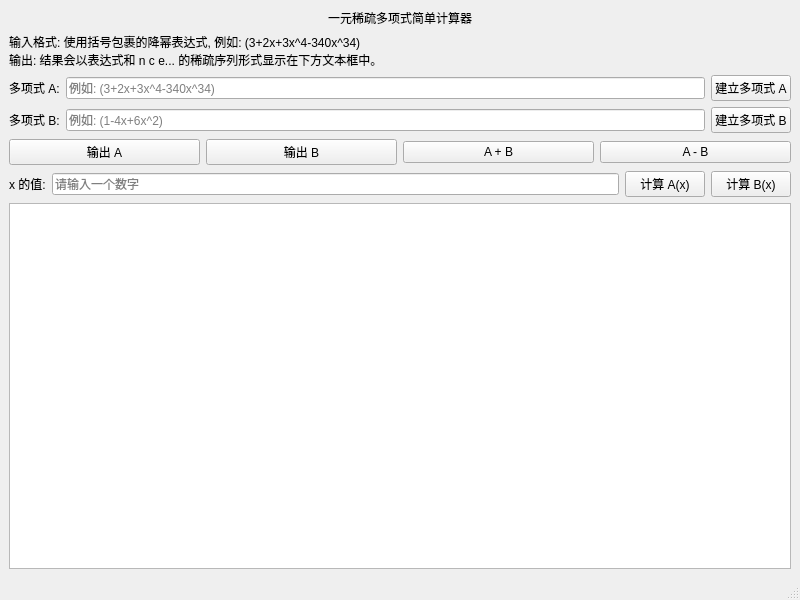
Before: the Qt Designer form mainwindow.ui in submergepsc/project1_DS, drawn with Qt 5.
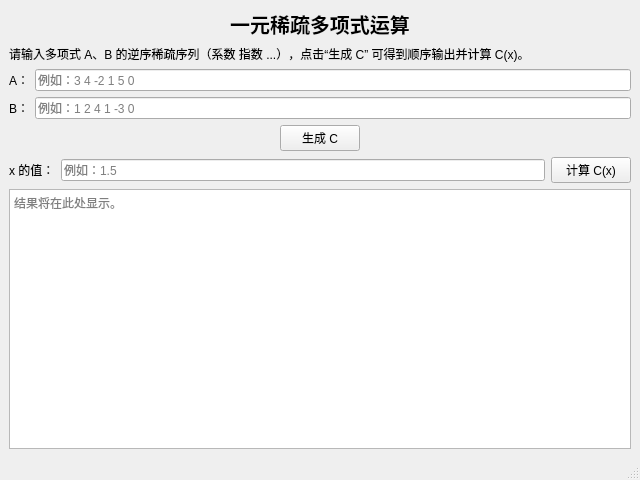
After: the same form once the commit is applied.

```diff
--- a/mainwindow.ui
+++ b/mainwindow.ui
@@ -6,29 +6,35 @@
    <rect>
     <x>0</x>
     <y>0</y>
-    <width>800</width>
-    <height>600</height>
+    <width>640</width>
+    <height>480</height>
    </rect>
   </property>
   <property name="windowTitle">
    <string>一元稀疏多项式简单计算器</string>
   </property>
   <widget class="QWidget" name="centralwidget">
-   <layout class="QVBoxLayout" name="verticalLayout">
+   <layout class="QVBoxLayout" name="verticalLayout" stretch="0,0,0,0,0,0,1">
     <item>
      <widget class="QLabel" name="titleLabel">
       <property name="text">
-       <string>一元稀疏多项式简单计算器</string>
+       <string>一元稀疏多项式运算</string>
       </property>
       <property name="alignment">
        <set>Qt::AlignCenter</set>
       </property>
+      <property name="margin">
+       <number>0</number>
+      </property>
+      <property name="styleSheet">
+       <string notr="true">font-size: 20px; font-weight: 600;</string>
+      </property>
      </widget>
     </item>
     <item>
      <widget class="QLabel" name="instructionsLabel">
       <property name="text">
-       <string>输入格式: 使用括号包裹的降幂表达式, 例如: (3+2x+3x^4-340x^34)&#xa;输出: 结果会以表达式和 n c e... 的稀疏序列形式显示在下方文本框中。</string>
+       <string>请输入多项式 A、B 的逆序稀疏序列（系数 指数 ...），点击“生成 C” 可得到顺序输出并计算 C(x)。</string>
       </property>
       <property name="wordWrap">
        <bool>true</bool>
@@ -40,21 +46,14 @@
       <item>
        <widget class="QLabel" name="labelA">
         <property name="text">
-         <string>多项式 A:</string>
+         <string>A：</string>
         </property>
        </widget>
       </item>
       <item>
        <widget class="QLineEdit" name="inputA">
         <property name="placeholderText">
-         <string>例如: (3+2x+3x^4-340x^34)</string>
-        </property>
-       </widget>
-      </item>
-      <item>
-       <widget class="QPushButton" name="buildAButton">
-        <property name="text">
-         <string>建立多项式 A</string>
+         <string>例如：3 4 -2 1 5 0</string>
         </property>
        </widget>
       </item>
@@ -65,55 +64,53 @@
       <item>
        <widget class="QLabel" name="labelB">
         <property name="text">
-         <string>多项式 B:</string>
+         <string>B：</string>
         </property>
        </widget>
       </item>
       <item>
        <widget class="QLineEdit" name="inputB">
         <property name="placeholderText">
-         <string>例如: (1-4x+6x^2)</string>
+         <string>例如：1 2 4 1 -3 0</string>
         </property>
        </widget>
       </item>
-      <item>
-       <widget class="QPushButton" name="buildBButton">
-        <property name="text">
-         <string>建立多项式 B</string>
-        </property>
-       </widget>
-      </item>
      </layout>
     </item>
     <item>
      <layout class="QHBoxLayout" name="layoutActions">
       <item>
-       <widget class="QPushButton" name="showAButton">
-        <property name="text">
-         <string>输出 A</string>
+       <spacer name="horizontalSpacer">
+        <property name="orientation">
+         <enum>Qt::Horizontal</enum>
         </property>
-       </widget>
-      </item>
-      <item>
-       <widget class="QPushButton" name="showBButton">
-        <property name="text">
-         <string>输出 B</string>
+        <property name="sizeHint" stdset="0">
+         <size>
+          <width>40</width>
+          <height>20</height>
+         </size>
         </property>
-       </widget>
+       </spacer>
       </item>
       <item>
        <widget class="QPushButton" name="addButton">
         <property name="text">
-         <string>A + B</string>
+         <string>生成 C</string>
         </property>
        </widget>
       </item>
       <item>
-       <widget class="QPushButton" name="subtractButton">
-        <property name="text">
-         <string>A - B</string>
+       <spacer name="horizontalSpacer_2">
+        <property name="orientation">
+         <enum>Qt::Horizontal</enum>
         </property>
-       </widget>
+        <property name="sizeHint" stdset="0">
+         <size>
+          <width>40</width>
+          <height>20</height>
+         </size>
+        </property>
+       </spacer>
       </item>
      </layout>
     </item>
@@ -122,38 +119,34 @@
       <item>
        <widget class="QLabel" name="labelValue">
         <property name="text">
-         <string>x 的值:</string>
+         <string>x 的值：</string>
         </property>
        </widget>
       </item>
       <item>
        <widget class="QLineEdit" name="valueInput">
         <property name="placeholderText">
-         <string>请输入一个数字</string>
+         <string>例如：1.5</string>
         </property>
        </widget>
       </item>
       <item>
        <widget class="QPushButton" name="evalAButton">
         <property name="text">
-         <string>计算 A(x)</string>
-        </property>
-       </widget>
-      </item>
-      <item>
-       <widget class="QPushButton" name="evalBButton">
-        <property name="text">
-         <string>计算 B(x)</string>
+         <string>计算 C(x)</string>
         </property>
        </widget>
       </item>
      </layout>
     </item>
     <item>
-     <widget class="QTextEdit" name="outputArea">
+     <widget class="QPlainTextEdit" name="outputView">
       <property name="readOnly">
        <bool>true</bool>
       </property>
+      <property name="placeholderText">
+       <string>结果将在此处显示。</string>
+      </property>
      </widget>
     </item>
    </layout>
```
Left out of the diff: 19 changed lines with no effect on the pictures.
